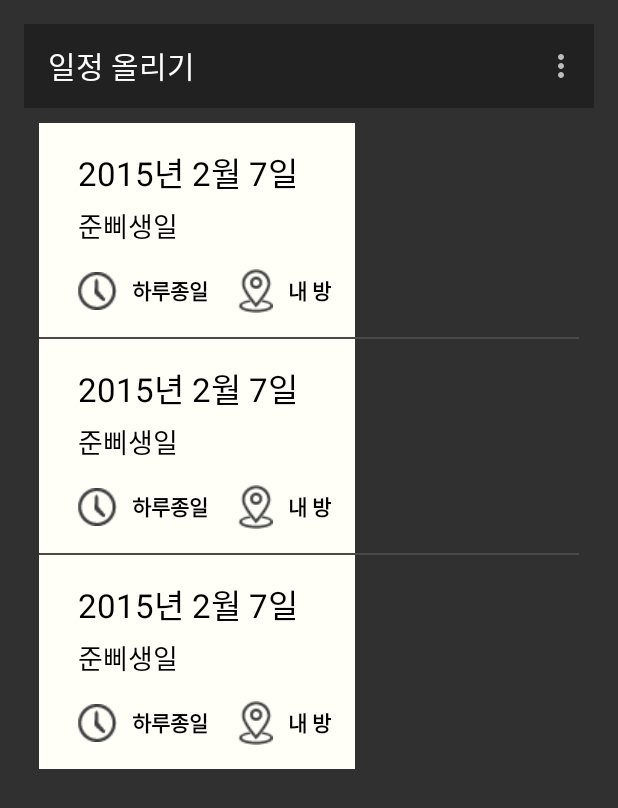
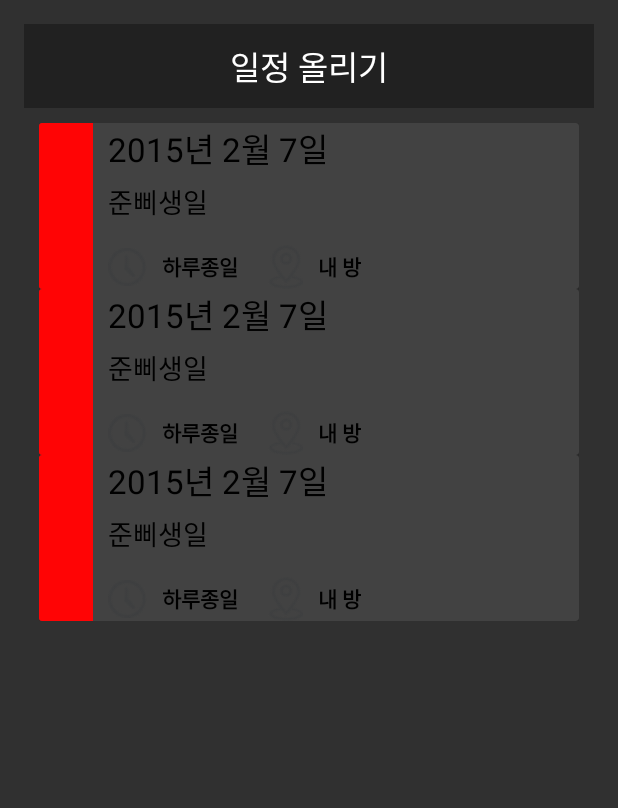
Before and after one commit to leewk92/WhendRepository, an Android app: the A1_UploadActivity screen opened directly, with no data from a screen before it, on a phone screen of 412 x 824 dp. Shown: the top 808 px of the screen. Run offline under Robolectric (Android 15) with nearby library versions, the phone set to English and light mode, and no system bars.

Commit message:
카드뷰 구현 Upload_Schedule_adapter view에 Uplaod_ViewHolder layout에 Cardview 대체 + dependencies 추가

```diff
--- a/app/build.gradle
+++ b/app/build.gradle
@@ -24,4 +24,6 @@ dependencies {
     compile fileTree(include: ['*.jar'], dir: 'libs')
     compile 'com.android.support:appcompat-v7:22.1.1'
     compile 'com.android.support:support-v4:22.2.0'
+    compile 'com.android.support:cardview-v7:21.0.+'
+    compile 'com.android.support:recyclerview-v7:+'
 }
--- a/app/src/main/java/net/whend/soodal/whend/form/Upload_Schedule_Adapter.java
+++ b/app/src/main/java/net/whend/soodal/whend/form/Upload_Schedule_Adapter.java
@@ -1,38 +1,74 @@
 package net.whend.soodal.whend.form;
+
 import android.content.Context;
+import android.support.v7.widget.RecyclerView;
 import android.view.LayoutInflater;
 import android.view.View;
 import android.view.ViewGroup;
-import android.widget.ArrayAdapter;
+import android.widget.TextView;
 
 import net.whend.soodal.whend.R;
 import net.whend.soodal.whend.model.top.Upload_Schedule;
 
 import java.util.ArrayList;
 
-/**
- * Upload 창을 위한 어답터
- * Created by JB on 15. 7. 10.
- */
-public class Upload_Schedule_Adapter extends ArrayAdapter<Upload_Schedule> {
+public class Upload_Schedule_Adapter extends RecyclerView.Adapter<Upload_Schedule_Adapter.Upload_ViewHolder> {
 
     private ArrayList<Upload_Schedule> Schedule_list;
     private Context context;
 
     public Upload_Schedule_Adapter(Context context, int textViewResourceId, ArrayList<Upload_Schedule> lists){
-        super(context, textViewResourceId, lists);
+
         this.Schedule_list = lists;
         this.context = context;
     }
 
+    // 각 데이터 아이템에 대한 뷰의 레퍼런스를 제공한다.
+    // 복잡한 데이터 아이템은 아이템당 하나 이상의 뷰가 필요할 수도 있고,
+    // 뷰 홀더는 데이터 아이템에 대한 모든 뷰들에 접근하는 방법을 제공함
+
+
+    public static class ViewHolder extends RecyclerView.ViewHolder {
+        // 이 경우에는 각 데이터 아이템은 단지 문자열
+        public TextView mTextView;
+        public ViewHolder(TextView v) {
+            super(v);
+            mTextView = v;
+        }
+    }
+
+    // 새로운 뷰 생성 (레이아웃 매니저에 의해 호출됨)
     @Override
-    public View getView(int position, View convertView, ViewGroup parent){
-        View v = convertView;
-        if (v == null) {
-            LayoutInflater li = (LayoutInflater) context.getSystemService(Context.LAYOUT_INFLATER_SERVICE);
-            v = li.inflate(R.layout.item_upload_schedule, null);
+    public Upload_ViewHolder onCreateViewHolder(ViewGroup parent,
+                                                   int viewType) {
+        // 새로운 뷰 생성
+        View v = LayoutInflater.from(parent.getContext())
+                .inflate(R.layout.item_upload_schedule, parent, false);
+        // 뷰의 사이즈, 마진, 패딩 및 레이아웃 파라미터 설정
+
+        return new Upload_ViewHolder(v);
+    }
+
+
+    // 뷰의 컨텐츠를 교체함 (레이아웃 매니저에 의해 호출됨)
+    @Override
+    public void onBindViewHolder(Upload_ViewHolder holder, int position) {
+        Upload_Schedule schedule = Schedule_list.get(position);
+
+    }
+
+    public static class Upload_ViewHolder extends RecyclerView.ViewHolder {
+
+        public Upload_ViewHolder(View itemView) {
+            super(itemView);
         }
+    }
 
-        return v;
+
+    // 데이터셋의 크기를 리턴 (레이아웃 매니저에 의해 호출됨)
+    @Override
+    public int getItemCount() {
+
+        return Schedule_list.size();
     }
 }
--- a/app/src/main/java/net/whend/soodal/whend/model/top/Upload_Schedule.java
+++ b/app/src/main/java/net/whend/soodal/whend/model/top/Upload_Schedule.java
@@ -5,6 +5,11 @@ package net.whend.soodal.whend.model.top;
  */
 public class Upload_Schedule {
 
+    private Long date;
+    private String content;
+    private String time;
+    private String location;
+
     public Upload_Schedule(){
 
     }
--- a/app/src/main/java/net/whend/soodal/whend/view/A1_UploadActivity.java
+++ b/app/src/main/java/net/whend/soodal/whend/view/A1_UploadActivity.java
@@ -1,12 +1,13 @@
 package net.whend.soodal.whend.view;
 
-import android.app.Activity;
 import android.os.Bundle;
 import android.support.v7.app.AppCompatActivity;
+import android.support.v7.widget.LinearLayoutManager;
+import android.support.v7.widget.RecyclerView;
 import android.support.v7.widget.Toolbar;
 import android.view.Menu;
 import android.view.MenuItem;
-import android.widget.ListView;
+import android.widget.TextView;
 
 import net.whend.soodal.whend.R;
 import net.whend.soodal.whend.form.Upload_Schedule_Adapter;
@@ -16,9 +17,11 @@ import java.util.ArrayList;
 
 public class A1_UploadActivity extends AppCompatActivity {
 
-    private ListView listview;
+    private RecyclerView mRecyclerView;
+    private RecyclerView.Adapter mAdapter;
+    private RecyclerView.LayoutManager mLayoutManager;
+
     private ArrayList<Upload_Schedule> arraySchedule = new ArrayList<Upload_Schedule>();
-    private Upload_Schedule_Adapter upload_schedule_adapter;
 
     @Override
     protected void onCreate(Bundle savedInstanceState) {
@@ -31,12 +34,19 @@ public class A1_UploadActivity extends AppCompatActivity {
         arraySchedule.add(a);
 
         Toolbar toolbar = (Toolbar) findViewById(R.id.toolbar_upload);
-        toolbar.setTitle("일정 올리기");
+        toolbar.setTitle("");
+        TextView toolbartext = (TextView) findViewById(R.id.toolbar_textview);
+        toolbartext.setText("일정 올리기");
+
         setSupportActionBar(toolbar);
 
-        listview = (ListView)findViewById(R.id.listView_upload);
-        listview.setAdapter(new Upload_Schedule_Adapter(this ,R.layout.item_upload_schedule,arraySchedule));
+        mRecyclerView = (RecyclerView) findViewById(R.id.recycler_view_upload);
+        mRecyclerView.setHasFixedSize(true);
 
+        mLayoutManager = new LinearLayoutManager(this);
+
+        mRecyclerView.setLayoutManager(mLayoutManager);
+        mRecyclerView.setAdapter(new Upload_Schedule_Adapter(this, R.layout.item_upload_schedule, arraySchedule));
 
 
     }
@@ -45,7 +55,7 @@ public class A1_UploadActivity extends AppCompatActivity {
     @Override
     public boolean onCreateOptionsMenu(Menu menu) {
         // Inflate the menu; this adds items to the action bar if it is present.
-        getMenuInflater().inflate(R.menu.menu_a1_upload, menu);
+        //getMenuInflater().inflate(R.menu.menu_a1_upload, menu);
         return true;
     }
 
--- a/app/src/main/java/net/whend/soodal/whend/view/F4_Notify.java
+++ b/app/src/main/java/net/whend/soodal/whend/view/F4_Notify.java
@@ -31,7 +31,7 @@ public class F4_Notify extends Fragment {
     public View onCreateView(LayoutInflater inflater, ViewGroup container,
                              Bundle savedInstanceState) {
 
-        ((MainActivity)getActivity()).getSupportActionBar().setTitle("활동");
+        ((MainActivity)getActivity()).getSupportActionBar().setTitle("알림");
 
         rootView = inflater.inflate(R.layout.f4_notify_layout, container, false);
 
--- a/app/src/main/java/net/whend/soodal/whend/view/F5_Mypage.java
+++ b/app/src/main/java/net/whend/soodal/whend/view/F5_Mypage.java
@@ -32,6 +32,7 @@ public class F5_Mypage extends Fragment {
                              Bundle savedInstanceState) {
         // Inflate the layout for this fragment
 
+        ((MainActivity)getActivity()).getSupportActionBar().setTitle("마이 페이지");
         rootView = inflater.inflate(R.layout.f5_mypage_layout, container, false);
 
         return rootView;
--- a/app/src/main/java/net/whend/soodal/whend/view/MainActivity.java
+++ b/app/src/main/java/net/whend/soodal/whend/view/MainActivity.java
@@ -40,7 +40,7 @@ public class MainActivity extends AppCompatActivity {
     @Override
     public boolean onCreateOptionsMenu(Menu menu) {
         // Inflate the menu; this adds items to the action bar if it is present.
-        getMenuInflater().inflate(R.menu.menu_main, menu);
+        //getMenuInflater().inflate(R.menu.menu_main, menu);
         return true;
     }
 
--- /dev/null
+++ b/app/src/main/java/net/whend/soodal/whend/view/Upload_ViewHolder.java
@@ -0,0 +1,28 @@
+package net.whend.soodal.whend.view;
+
+import android.support.v7.widget.RecyclerView;
+import android.view.View;
+import android.widget.TextView;
+
+import net.whend.soodal.whend.R;
+
+/**
+ * Created by CNL on 2015-07-10.
+ */
+public class Upload_ViewHolder extends RecyclerView.ViewHolder{
+    public TextView vDate;
+    public TextView vContent;
+    public TextView vTime;
+    public TextView vLocation;
+
+
+    public Upload_ViewHolder(View v){
+        super(v);
+        vDate = (TextView) v.findViewById(R.id.Date_card);
+        vContent = (TextView) v.findViewById(R.id.Content_card) ;
+        vTime = (TextView) v.findViewById(R.id.Time_card);
+        vLocation = (TextView) v.findViewById(R.id.Location_card);
+    }
+
+
+}
--- a/app/src/main/res/layout/a1_upload.xml
+++ b/app/src/main/res/layout/a1_upload.xml
@@ -12,13 +12,34 @@
         android:layout_height="wrap_content"
         android:layout_width="match_parent"
         android:minHeight="?attr/actionBarSize"
-        android:background="?attr/colorPrimary" />
+        android:background="?attr/colorPrimary"
+        android:layout_gravity="right">
 
-    <ListView
-        android:layout_width="wrap_content"
+        <TextView
+            android:layout_width="wrap_content"
+            android:layout_height="wrap_content"
+            android:textAppearance="?android:attr/textAppearanceLarge"
+            android:id="@+id/toolbar_textview"
+            android:text="test"
+            android:layout_gravity="center" />
+
+    </android.support.v7.widget.Toolbar>
+
+
+
+    <!-- <ListView
+        android:layout_width="fill_parent"
         android:layout_height="wrap_content"
         android:id="@+id/listView_upload"
-        android:padding="10dp" />
+        android:padding="10dp" /> -->
+
+    <!-- 일반적으로 사용하는 속성을 가진 RecyclerView -->
+    <android.support.v7.widget.RecyclerView
+        android:id="@+id/recycler_view_upload"
+        android:padding="10dp"
+        android:scrollbars="vertical"
+        android:layout_width="fill_parent"
+        android:layout_height="wrap_content"/>
 
 
 </LinearLayout>
--- a/app/src/main/res/layout/item_upload_schedule.xml
+++ b/app/src/main/res/layout/item_upload_schedule.xml
@@ -1,18 +1,37 @@
 <?xml version="1.0" encoding="utf-8"?>
+<android.support.v7.widget.CardView
+    xmlns:card_view="http://schemas.android.com/apk/res-auto"
+    xmlns:android="http://schemas.android.com/apk/res/android"
+    android:id="@+id/card_view"
+    android:orientation="horizontal"
+    android:layout_width="fill_parent"
+    android:layout_height="wrap_content"
+    android:background="#fffffff8"
+
+    android:measureAllChildren="false"
+    android:padding="10dp">
+
     <LinearLayout
-    xmlns:android="http://schemas.android.com/apk/res/android"
         android:orientation="horizontal"
         android:layout_width="match_parent"
-    android:layout_height="wrap_content"
-    android:padding="16dp"
-    android:background="#fffffff8"
-    >
+        android:layout_height="match_parent"
+        android:layout_weight="9">
+
+        <LinearLayout
+            android:orientation="horizontal"
+            android:layout_width="match_parent"
+            android:layout_height="match_parent"
+            android:layout_weight="9"
+            android:background="#ffff0405">
+
+        </LinearLayout>
 
         <LinearLayout
             android:orientation="vertical"
             android:layout_width="match_parent"
             android:layout_height="wrap_content"
-        android:layout_marginLeft="10dp">
+            android:layout_marginLeft="10dp"
+            android:layout_weight="1">
 
 
             <TextView
@@ -20,7 +39,7 @@
                 android:layout_height="wrap_content"
                 android:textAppearance="?android:attr/textAppearanceLarge"
                 android:text="2015년 2월 7일"
-            android:id="@+id/Date"
+                android:id="@+id/Date_card"
                 android:layout_marginBottom="5dp"
                 android:textColor="#ff000000" />
 
@@ -29,7 +48,7 @@
                 android:layout_height="wrap_content"
                 android:textAppearance="?android:attr/textAppearanceMedium"
                 android:text="준삐생일"
-            android:id="@+id/Content"
+                android:id="@+id/Content_card"
                 android:layout_marginBottom="15dp"
                 android:textColor="#ff000000" />
 
@@ -50,7 +69,7 @@
                     android:layout_width="wrap_content"
                     android:layout_height="wrap_content"
                     android:text="하루종일"
-                android:id="@+id/Time"
+                    android:id="@+id/Time_card"
                     android:layout_marginLeft="10dp"
                     android:textStyle="bold"
                     android:textIsSelectable="true"
@@ -67,12 +86,13 @@
                     android:layout_width="wrap_content"
                     android:layout_height="wrap_content"
                     android:text="내 방"
-                android:id="@+id/Location"
+                    android:id="@+id/Location_card"
                     android:layout_marginLeft="10dp"
                     android:textStyle="bold"
                     android:textIsSelectable="true"
                     android:textColor="#ff000000" />
             </LinearLayout>
         </LinearLayout>
+    </LinearLayout>
 
-</LinearLayout>
+</android.support.v7.widget.CardView>
```
Also changed, not shown: 2 other files. Lines whose indentation alone changed are shown as unchanged.
